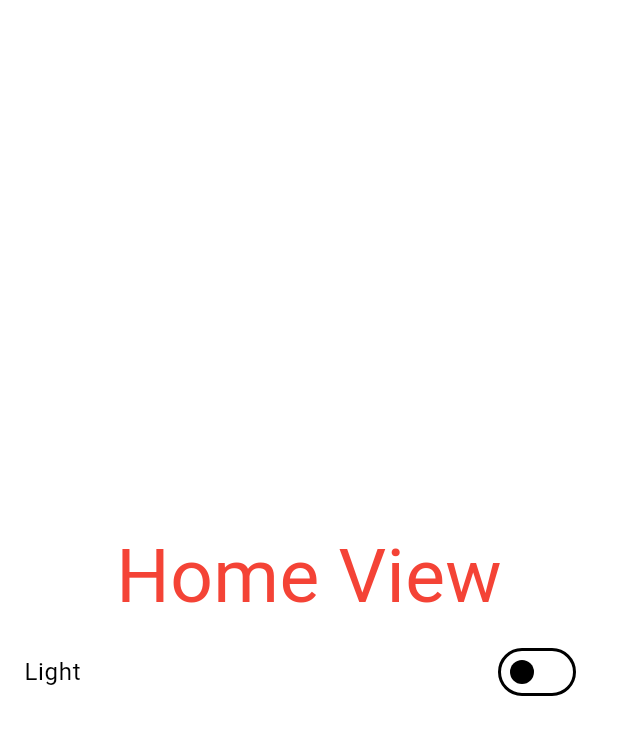
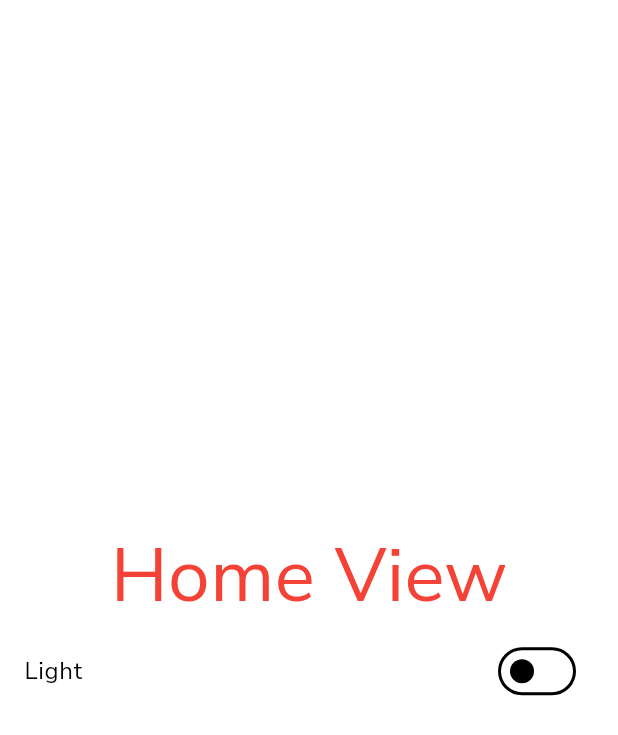
Before and after one commit to Crucialjun/declutter, a Flutter app: the screen it shows after launch, on a phone screen of 412 x 824 dp. Shown: the top 735 px of the screen. Run offline on Flutter 3.47's test engine with Material 3 defaults, Android fonts, the phone set to English and light mode, and no system bars; drawn by our look-alikes of dynamic_color; our stand-ins replace equatable, flutter_bloc, get_it, google_fonts, hive; accounts and stored records are empty.

Commit message:
Add Google Fonts package to app_theme.dart

```diff
--- a/lib/core/app_theme.dart
+++ b/lib/core/app_theme.dart
@@ -2,6 +2,7 @@ import 'dart:ui';
 
 import 'package:flutter/material.dart';
 import 'package:flutter/services.dart';
+import 'package:google_fonts/google_fonts.dart';
 
 class AppTheme {
   AppTheme._();
@@ -10,7 +11,7 @@ class AppTheme {
     ColorScheme colorScheme,
   ) =>
       ThemeData(
-          //fontFamily: GoogleFonts.nunitoSans().fontFamily,
+          fontFamily: GoogleFonts.nunitoSans().fontFamily,
           colorScheme: colorScheme,
           appBarTheme: AppBarTheme(
             backgroundColor: colorScheme.background,
```
